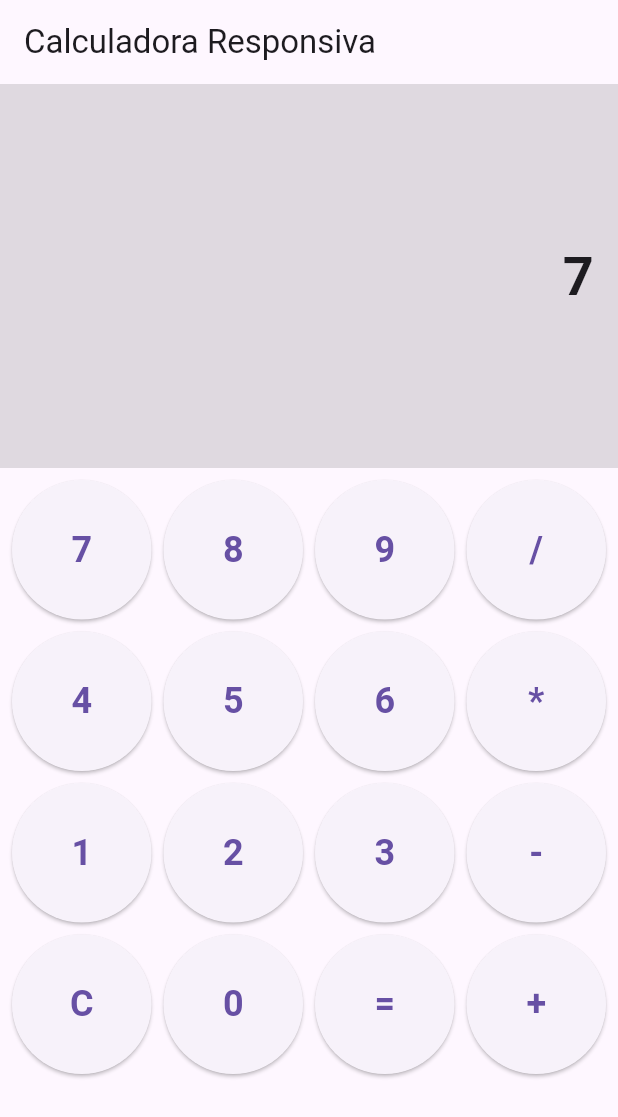
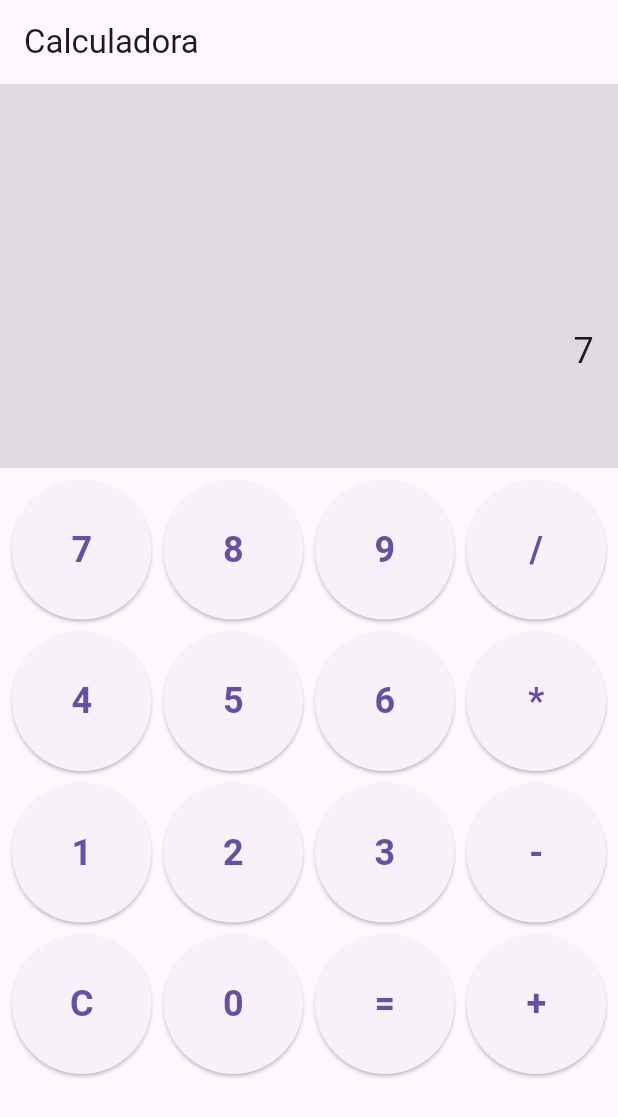
Before and after one commit to majutorques/calculadora, a Flutter app: the screen it shows after launch, after a tap on an icon or button, on a phone screen of 412 x 824 dp. Shown: the top 1117 px of the screen. Run offline on Flutter 3.47's test engine with Material 3 defaults, Android fonts, the phone set to English and light mode, and no system bars.

Commit message:
Primeiro commit

```diff
--- a/lib/main.dart
+++ b/lib/main.dart
@@ -8,7 +8,8 @@ class CalculadoraApp extends StatelessWidget {
   @override
   Widget build(BuildContext context) {
     return MaterialApp(
-      title: 'Calculadora',
+      title: 'Calculadora Web',
+      theme: ThemeData(primarySwatch: Colors.blue),
       home: CalculadoraPage(),
       debugShowCheckedModeBanner: false,
     );
@@ -21,41 +22,56 @@ class CalculadoraPage extends StatefulWidget {
 }
 
 class _CalculadoraPageState extends State<CalculadoraPage> {
-  String display = '';
+  String input = '';
+  String result = '';
 
   void buttonPressed(String value) {
     setState(() {
       if (value == 'C') {
-        display = '';
+        input = '';
+        result = '';
       } else if (value == '=') {
-        // Simula o resultado
-        display = 'Resultado';
+        try {
+          result = _calculateResult(input);
+        } catch (e) {
+          result = 'Erro';
+        }
       } else {
-        display += value;
+        input += value;
       }
     });
+  }
+
+  String _calculateResult(String expression) {
+    // Simulação de cálculo para o exemplo
+    // Adicione um pacote para cálculos reais, como o `math_expressions`
+    return "Resultado";
   }
 
   @override
   Widget build(BuildContext context) {
     return Scaffold(
-      appBar: AppBar(
-        title: Text('Calculadora Responsiva'),
-      ),
+      appBar: AppBar(title: Text('Calculadora')),
       body: Column(
         children: [
+          // Display da Calculadora
           Expanded(
             flex: 1,
             child: Container(
               color: Colors.black12,
+              alignment: Alignment.centerRight,
               padding: EdgeInsets.all(16),
-              alignment: Alignment.centerRight,
-              child: Text(
-                display,
-                style: TextStyle(fontSize: 36, fontWeight: FontWeight.bold),
+              child: Column(
+                mainAxisAlignment: MainAxisAlignment.end,
+                crossAxisAlignment: CrossAxisAlignment.end,
+                children: [
+                  Text(input, style: TextStyle(fontSize: 24)),
+                  Text(result, style: TextStyle(fontSize: 32, fontWeight: FontWeight.bold)),
+                ],
               ),
             ),
           ),
+          // Botões
           Expanded(
             flex: 2,
             child: GridView.count(
```
